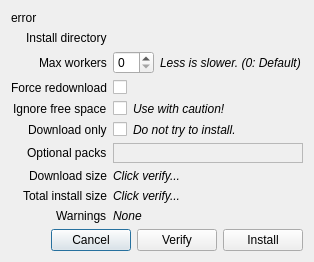
First picture: the form in rare/ui/components/dialogs/install_dialog.ui, repository RareDevs/Rare, before the edit.
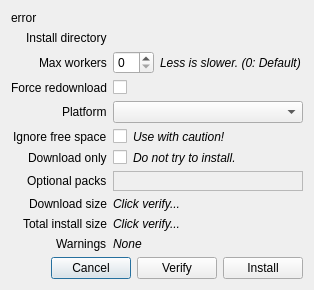
Second picture: the form after the edit.

Patch:
```diff
--- a/rare/ui/components/dialogs/install_dialog.ui
+++ b/rare/ui/components/dialogs/install_dialog.ui
@@ -6,7 +6,7 @@
    <rect>
     <x>0</x>
     <y>0</y>
-    <width>324</width>
+    <width>340</width>
     <height>296</height>
    </rect>
   </property>
@@ -87,14 +87,14 @@
      </property>
     </widget>
    </item>
-   <item row="4" column="0">
+   <item row="5" column="0">
     <widget class="QLabel" name="ignore_space_label">
      <property name="text">
       <string>Ignore free space</string>
      </property>
     </widget>
    </item>
-   <item row="4" column="1">
+   <item row="5" column="1">
     <layout class="QHBoxLayout" name="ignore_space_layout">
      <item>
       <widget class="QCheckBox" name="ignore_space_check">
@@ -120,14 +120,14 @@
      </item>
     </layout>
    </item>
-   <item row="5" column="0">
+   <item row="6" column="0">
     <widget class="QLabel" name="download_only_label">
      <property name="text">
       <string>Download only</string>
      </property>
     </widget>
    </item>
-   <item row="5" column="1">
+   <item row="6" column="1">
     <layout class="QHBoxLayout" name="download_only_layout">
      <item>
       <widget class="QCheckBox" name="download_only_check">
@@ -156,14 +156,14 @@
      </item>
     </layout>
    </item>
-   <item row="6" column="0">
+   <item row="7" column="0">
     <widget class="QLabel" name="sdl_list_label">
      <property name="text">
       <string>Optional packs</string>
      </property>
     </widget>
    </item>
-   <item row="6" column="1">
+   <item row="7" column="1">
     <widget class="QFrame" name="sdl_list_frame">
      <property name="frameShape">
       <enum>QFrame::StyledPanel</enum>
@@ -178,14 +178,14 @@
      </layout>
     </widget>
    </item>
-   <item row="7" column="0">
+   <item row="8" column="0">
     <widget class="QLabel" name="download_size_label">
      <property name="text">
       <string>Download size</string>
      </property>
     </widget>
    </item>
-   <item row="7" column="1">
+   <item row="8" column="1">
     <widget class="QLabel" name="download_size_info_label">
      <property name="font">
       <font>
@@ -197,14 +197,14 @@
      </property>
     </widget>
    </item>
-   <item row="8" column="0">
+   <item row="9" column="0">
     <widget class="QLabel" name="install_size_label">
      <property name="text">
       <string>Total install size</string>
      </property>
     </widget>
    </item>
-   <item row="8" column="1">
+   <item row="9" column="1">
     <widget class="QLabel" name="install_size_info_label">
      <property name="font">
       <font>
@@ -216,14 +216,14 @@
      </property>
     </widget>
    </item>
-   <item row="9" column="0">
+   <item row="10" column="0">
     <widget class="QLabel" name="warn_label">
      <property name="text">
       <string>Warnings</string>
      </property>
     </widget>
    </item>
-   <item row="9" column="1">
+   <item row="10" column="1">
     <widget class="QLabel" name="warn_message">
      <property name="font">
       <font>
@@ -238,7 +238,7 @@
      </property>
     </widget>
    </item>
-   <item row="12" column="0" colspan="2">
+   <item row="13" column="0" colspan="2">
     <layout class="QHBoxLayout" name="button_layout">
      <item>
       <spacer name="button_hspacer">
@@ -276,6 +276,16 @@
      </item>
     </layout>
    </item>
+   <item row="4" column="1">
+    <widget class="QComboBox" name="platform_combo_box"/>
+   </item>
+   <item row="4" column="0">
+    <widget class="QLabel" name="platform_label">
+     <property name="text">
+      <string>Platform</string>
+     </property>
+    </widget>
+   </item>
   </layout>
  </widget>
  <resources/>
```
